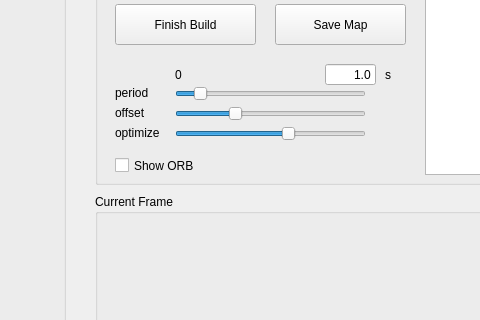
The window that Map2d/mainwindow.ui (yfji/RealtimeMap2d) describes before a commit, drawn with Qt 5; both pictures show x 695 to 1175 and y 283 to 603 of the 1323 by 848 pixel window.
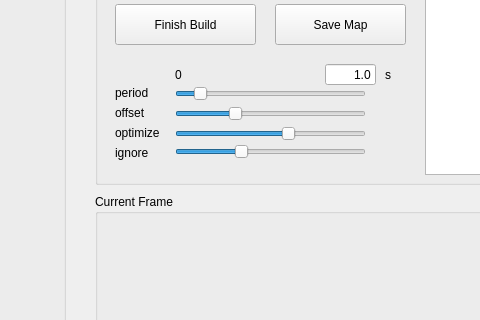
The same window after the commit. Custom widgets are drawn as their Qt base class.

```diff
--- a/Map2d/mainwindow.ui
+++ b/Map2d/mainwindow.ui
@@ -449,19 +449,6 @@
       <string>Start Preview</string>
      </property>
     </widget>
-    <widget class="QCheckBox" name="check_orb">
-     <property name="geometry">
-      <rect>
-       <x>20</x>
-       <y>280</y>
-       <width>92</width>
-       <height>23</height>
-      </rect>
-     </property>
-     <property name="text">
-      <string>Show ORB</string>
-     </property>
-    </widget>
     <widget class="QTextEdit" name="txt_console">
      <property name="geometry">
       <rect>
@@ -550,6 +537,48 @@
       <bool>true</bool>
      </property>
     </widget>
+    <widget class="QLabel" name="label_8">
+     <property name="geometry">
+      <rect>
+       <x>20</x>
+       <y>270</y>
+       <width>67</width>
+       <height>17</height>
+      </rect>
+     </property>
+     <property name="text">
+      <string>ignore</string>
+     </property>
+    </widget>
+    <widget class="QSlider" name="slide_ignore">
+     <property name="geometry">
+      <rect>
+       <x>80</x>
+       <y>270</y>
+       <width>191</width>
+       <height>16</height>
+      </rect>
+     </property>
+     <property name="value">
+      <number>33</number>
+     </property>
+     <property name="orientation">
+      <enum>Qt::Horizontal</enum>
+     </property>
+    </widget>
+    <widget class="QLabel" name="txt_ignore">
+     <property name="geometry">
+      <rect>
+       <x>280</x>
+       <y>270</y>
+       <width>41</width>
+       <height>16</height>
+      </rect>
+     </property>
+     <property name="text">
+      <string/>
+     </property>
+    </widget>
    </widget>
    <widget class="QGroupBox" name="groupBox_4">
     <property name="geometry">
```
